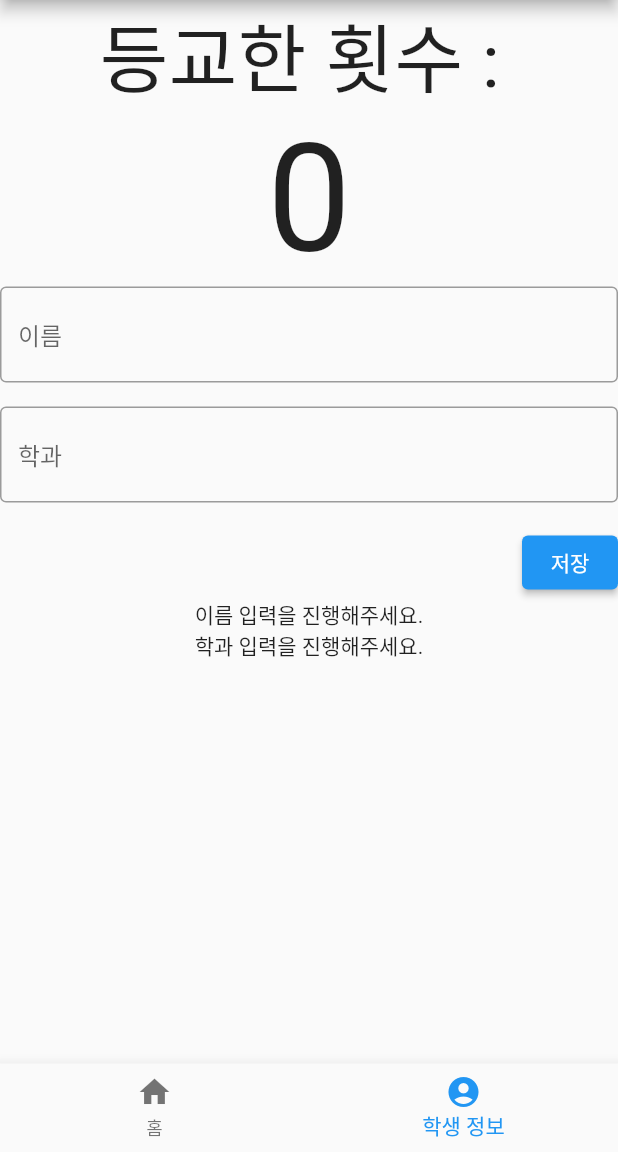
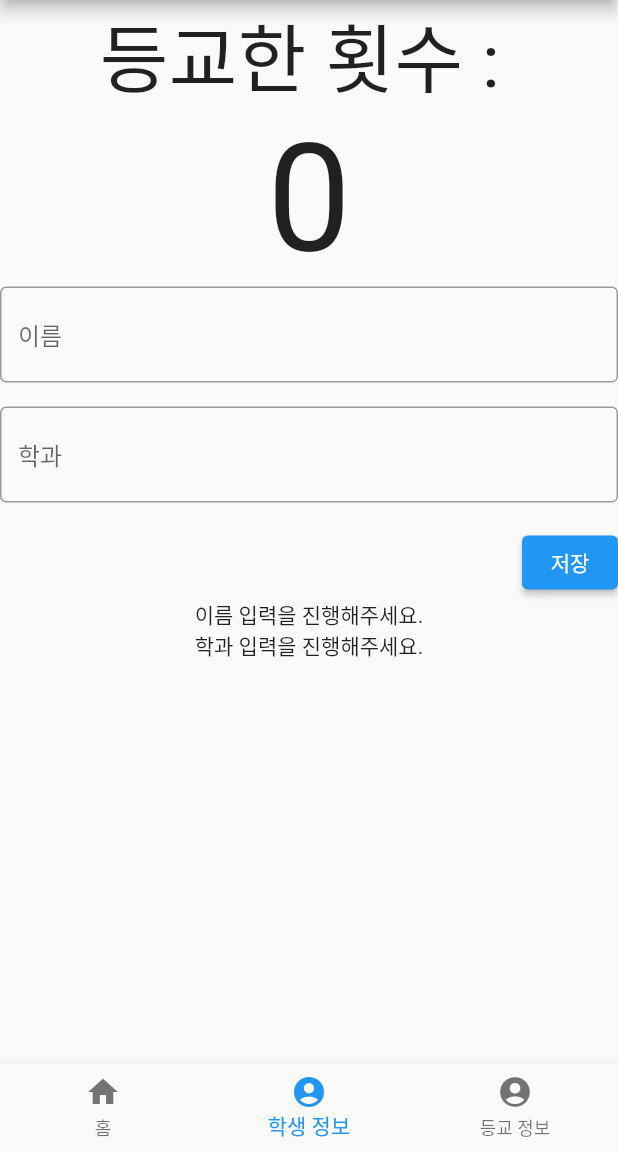
Before and after one commit to chihyeonwon/Attendance_Check, a Flutter app: the screen it shows after launch, item 2 of the bottom bar chosen, on a phone screen of 412 x 824 dp, the part 84-1236 px from its top. Run offline on Flutter 3.47's test engine with Material 2 defaults, Android fonts, the phone set to English and light mode, and no system bars; our stand-ins replace geolocator, google_maps_flutter, shared_preferences.

Commit message:
등교 정보 페이지 연결

```diff
--- a/lib/home_screen.dart
+++ b/lib/home_screen.dart
@@ -5,6 +5,7 @@ import 'package:google_maps_flutter/google_maps_flutter.dart';
 import 'package:shared_preferences/shared_preferences.dart';
 
 import 'page2.dart';
+import 'page3.dart';
 
 class HomeScreen extends StatefulWidget {
   const HomeScreen({Key? key}) : super(key: key);
@@ -18,6 +19,7 @@ class _HomeScreenState extends State<HomeScreen> {
   var _pages = [
     Page1(),
     Page2(),
+    Page3(),
   ];
 
   static final LatLng universityLatLng = LatLng(
@@ -60,6 +62,10 @@ class _HomeScreenState extends State<HomeScreen> {
             ),
             BottomNavigationBarItem(
               label:'학생 정보',
+              icon: Icon(Icons.account_circle),
+            ),
+            BottomNavigationBarItem(
+              label:'등교 정보',
               icon: Icon(Icons.account_circle),
             ),
           ]),
```
